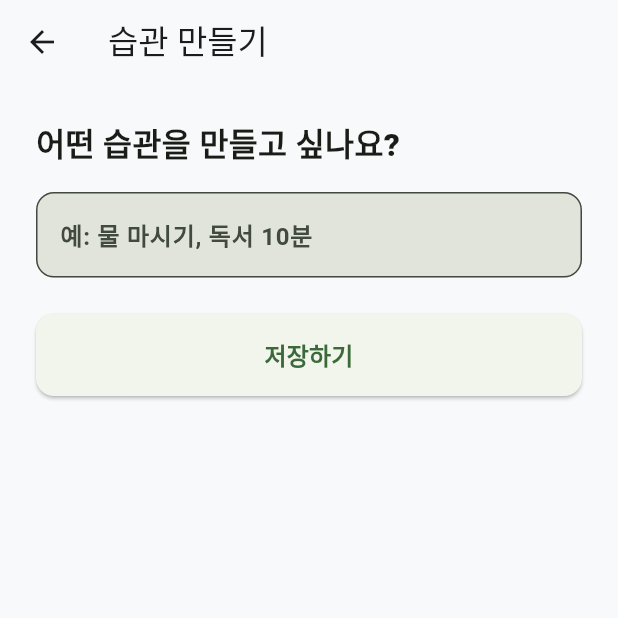
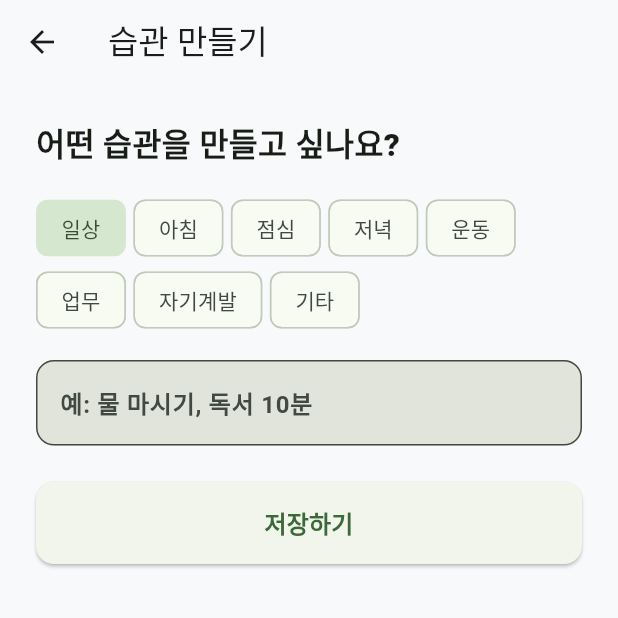
Before and after one commit to thisisJJK/flutter-PerfectThree-project, a Flutter app: the screen it shows after launch, after a tap on the "add" icon, on a phone screen of 412 x 824 dp, the top half of it. Run offline on Flutter 3.47's test engine with Material 3 defaults, Android fonts, the phone set to English and light mode, and no system bars; our stand-ins replace flutter_riverpod, go_router, google_mobile_ads, hive, hive_flutter, riverpod_annotation; accounts and stored records are empty; generated files the repository leaves out were written again; network calls fail.

Commit message:
카테고리칩 구현

```diff
--- a/lib/core/theme/app_typography.dart
+++ b/lib/core/theme/app_typography.dart
@@ -8,6 +8,6 @@ class AppTypography {
   static const caption = TextStyle(
     fontSize: 13,
     fontWeight: FontWeight.w500,
-    color: Color(0xFF6E6E73),
+    // color: Color(0xFF6E6E73),
   );
 }
--- a/lib/features/goals/view/add_goal_screen.dart
+++ b/lib/features/goals/view/add_goal_screen.dart
@@ -4,6 +4,7 @@ import 'package:go_router/go_router.dart';
 import 'package:perfect_three/core/theme/app_typography.dart';
 import 'package:perfect_three/features/ads/banner_ad_widget.dart';
 import 'package:perfect_three/features/goals/viewmodel/goal_viewmodel.dart';
+import 'package:perfect_three/features/goals/widgets/category_chips.dart';
 
 class AddGoalScreen extends ConsumerStatefulWidget {
   const AddGoalScreen({super.key});
@@ -31,13 +32,19 @@ class _AddGoalScreenState extends ConsumerState<AddGoalScreen> {
   @override
   Widget build(BuildContext context) {
     return Scaffold(
+      resizeToAvoidBottomInset: false,
       appBar: AppBar(title: const Text("습관 만들기")),
       body: Padding(
         padding: const EdgeInsets.all(24.0),
         child: Column(
           crossAxisAlignment: CrossAxisAlignment.stretch,
           children: [
+            //헤더
             const Text("어떤 습관을 만들고 싶나요?", style: AppTypography.title),
+            const SizedBox(height: 16),
+            //카테고리
+            CategoryChips(isOngoing: false),
+
             const SizedBox(height: 16),
             TextField(
               controller: _textController,
--- a/lib/features/goals/view/home_screen.dart
+++ b/lib/features/goals/view/home_screen.dart
@@ -54,7 +54,7 @@ class HomeScreen extends ConsumerWidget {
                     indicator: BoxDecoration(
                       color: isDark
                           ? AppColors.primaryDark.withValues(alpha: 0.4)
-                          : AppColors.primary.withValues(alpha: 0.6),
+                          : AppColors.primary.withValues(alpha: 0.5),
                       borderRadius: BorderRadius.circular(10),
                     ),
                     labelStyle: TextStyle(
--- a/lib/features/goals/view/ongoing_goal_screen.dart
+++ b/lib/features/goals/view/ongoing_goal_screen.dart
@@ -6,6 +6,7 @@ import 'package:go_router/go_router.dart';
 import 'package:perfect_three/core/theme/app_typography.dart';
 import 'package:perfect_three/data/models/goal.dart';
 import 'package:perfect_three/features/goals/viewmodel/goal_viewmodel.dart';
+import 'package:perfect_three/features/goals/widgets/category_chips.dart';
 import 'package:perfect_three/features/goals/widgets/goal_card.dart';
 
 class OngoingGoalScreen extends ConsumerWidget {
@@ -38,8 +39,15 @@ class OngoingGoalScreen extends ConsumerWidget {
             );
           }
           // 목표 리스트 렌더링
-          return ReorderableListView.builder(
-            padding: const EdgeInsets.fromLTRB(0, 8, 0, 80), // FAB와 겹치지 않게 여백
+          return Column(
+            children: [
+              Padding(
+                padding: const EdgeInsets.fromLTRB(20, 12, 8, 0),
+                child: CategoryChips(isOngoing: true),
+              ),
+              Expanded(
+                child: ReorderableListView.builder(
+                  padding: const EdgeInsets.only(bottom: 80), // FAB와 겹치지 않게 여백
                   onReorder: (oldIndex, newIndex) {
                     ref
                         .read(goalViewModelProvider.notifier)
@@ -72,6 +80,9 @@ class OngoingGoalScreen extends ConsumerWidget {
                       key: ValueKey(ongoingGoals[index].id),
                     );
                   },
+                ),
+              ),
+            ],
           );
         },
       ),
--- /dev/null
+++ b/lib/features/goals/widgets/category_chips.dart
@@ -0,0 +1,79 @@
+import 'package:flutter/material.dart';
+
+class CategoryChips extends StatefulWidget {
+  final bool isOngoing;
+  const CategoryChips({super.key, required this.isOngoing});
+
+  @override
+  State<CategoryChips> createState() => _CategoryChipsState();
+}
+
+class _CategoryChipsState extends State<CategoryChips> {
+  List<String> categoryChips = [
+    '일상',
+    '아침',
+    '점심',
+    '저녁',
+    '운동',
+    '업무',
+    '자기계발',
+    '기타',
+  ];
+
+  List<String> allChips = [
+    '전체',
+    '일상',
+    '아침',
+    '점심',
+    '저녁',
+    '운동',
+    '업무',
+    '자기계발',
+    '기타',
+  ];
+  int? value = 0;
+
+  @override
+  Widget build(BuildContext context) {
+    return widget.isOngoing
+        ? SingleChildScrollView(
+            scrollDirection: Axis.horizontal,
+            child: Row(
+              children: List.generate(allChips.length, (int index) {
+                return Row(
+                  children: [
+                    ChoiceChip(
+                      padding: EdgeInsets.all(8),
+                      showCheckmark: false,
+                      label: Text(allChips[index]),
+                      selected: value == index,
+                      onSelected: (bool selected) {
+                        setState(() {
+                          value = selected ? index : null;
+                        });
+                      },
+                    ),
+                    SizedBox(width: 5),
+                  ],
+                );
+              }).toList(),
+            ),
+          )
+        : Wrap(
+            spacing: 5,
+            children: List.generate(categoryChips.length, (int index) {
+              return ChoiceChip(
+                padding: EdgeInsets.all(8),
+                showCheckmark: false,
+                label: Text(categoryChips[index]),
+                selected: value == index,
+                onSelected: (bool selected) {
+                  setState(() {
+                    value = selected ? index : null;
+                  });
+                },
+              );
+            }).toList(),
+          );
+  }
+}
```
Also changed, not shown: lib/data/models/goal.dart (+5 -4 lines), lib/features/goals/widgets/goal_card.dart (+33 -9 lines), lib/routes/app_router.g.dart. Lines whose indentation alone changed are shown as unchanged.
